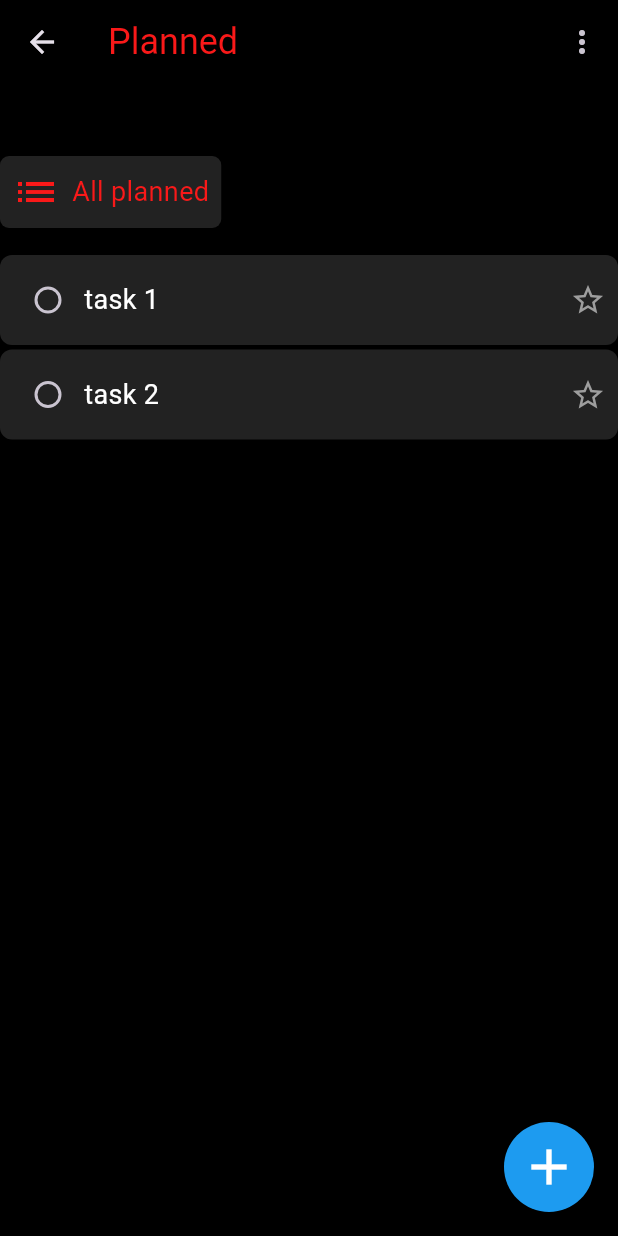
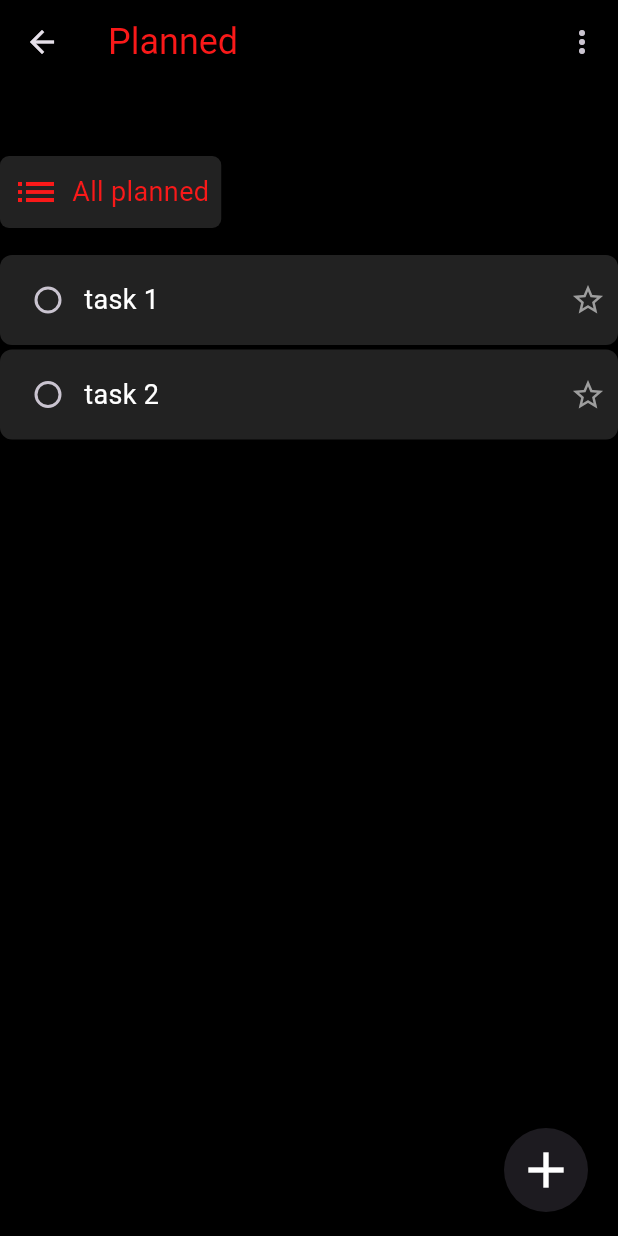
Before and after one commit to quangkyzzz/todo-app, a Flutter app: the PlannedPage screen opened by its route, on a phone screen of 412 x 824 dp. Run offline on Flutter 3.47's test engine with Material 3 defaults, Android fonts, the phone set to English and light mode, and no system bars.

Commit message:
minor fix

```diff
--- a/lib/presentation/components/add_floating_button.dart
+++ b/lib/presentation/components/add_floating_button.dart
@@ -6,15 +6,12 @@ class AddFloatingButton extends StatelessWidget {
 
   @override
   Widget build(BuildContext context) {
-    return Container(
-      decoration: const BoxDecoration(
-        shape: BoxShape.circle,
-        color: MyTheme.blueColor,
+    return ElevatedButton(
+      style: ElevatedButton.styleFrom(
+        shape: const CircleBorder(),
+        padding: const EdgeInsets.all(8),
       ),
-      child: InkWell(
-        splashColor: MyTheme.blackColor,
-        customBorder: const CircleBorder(),
-        onTap: () {
+      onPressed: () {
         bool isChecked = false;
         showModalBottomSheet(
           isScrollControlled: true,
@@ -24,16 +21,10 @@ class AddFloatingButton extends StatelessWidget {
           },
         );
       },
-        child: Ink(
-          decoration: const BoxDecoration(shape: BoxShape.circle),
-          height: 60,
-          width: 60,
       child: const Icon(
         Icons.add,
         size: 40,
         color: MyTheme.whiteColor,
-          ),
-        ),
       ),
     );
   }
```
Also changed, not shown: lib/routes.dart (+9 -9 lines). Lines whose indentation alone changed are shown as unchanged.
